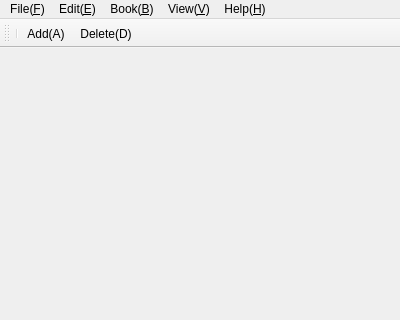
Above: mainwindow.ui from nagisc007/nmemo before the change; both pictures show x 0 to 400 and y 0 to 320 of the 400 by 600 pixel window. Below: the same form after it.
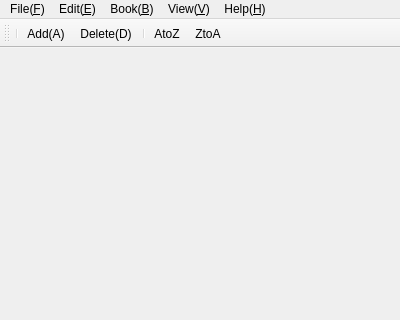
That is the form after the change.

Commit message: Added: sort book.

What changed in the file:
```diff
--- a/mainwindow.ui
+++ b/mainwindow.ui
@@ -112,6 +112,9 @@
    <addaction name="separator"/>
    <addaction name="actAddBook"/>
    <addaction name="actDeleteBook"/>
+   <addaction name="separator"/>
+   <addaction name="actSort_AtoZ"/>
+   <addaction name="actSort_ZtoA"/>
   </widget>
   <widget class="QStatusBar" name="statusBar"/>
   <action name="actOpen">
@@ -293,6 +296,25 @@
     <string>Ctrl+Up</string>
    </property>
   </action>
+  <action name="actSort_AtoZ">
+   <property name="text">
+    <string>Sort AtoZ</string>
+   </property>
+   <property name="iconText">
+    <string>AtoZ</string>
+   </property>
+   <property name="toolTip">
+    <string>Sort AtoZ</string>
+   </property>
+  </action>
+  <action name="actSort_ZtoA">
+   <property name="text">
+    <string>Sort ZtoA</string>
+   </property>
+   <property name="iconText">
+    <string>ZtoA</string>
+   </property>
+  </action>
  </widget>
  <layoutdefault spacing="6" margin="11"/>
  <resources/>
```
Left out of the diff: 3 changed lines with no effect on the pictures. The commit also changes 7 other files.
